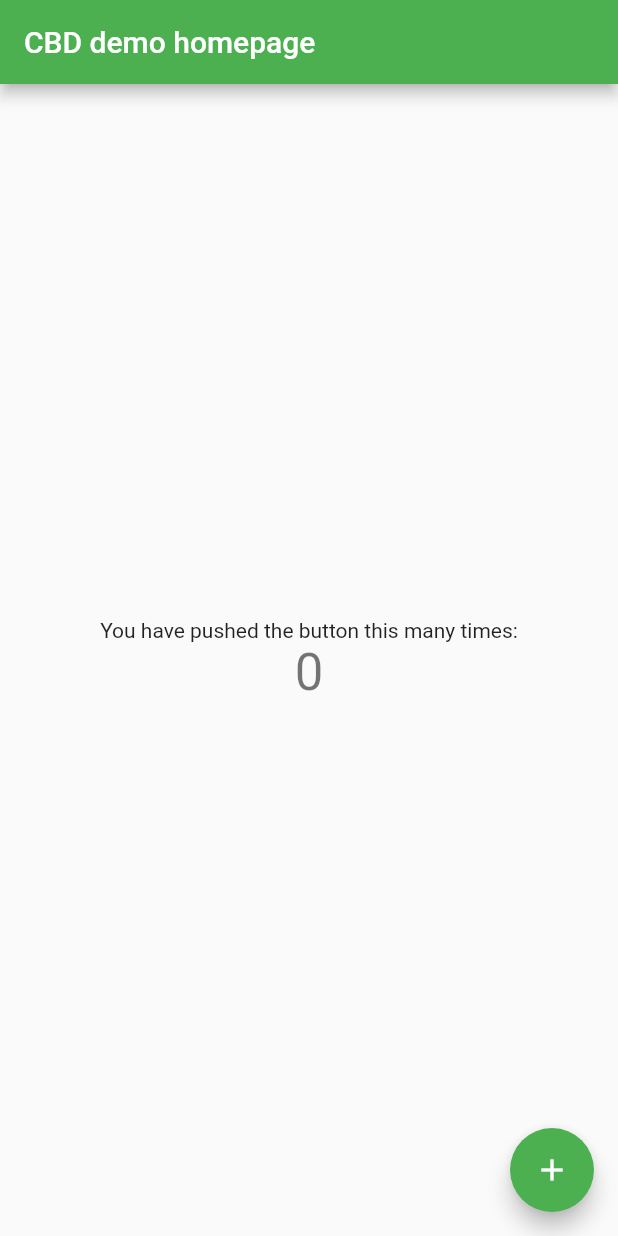
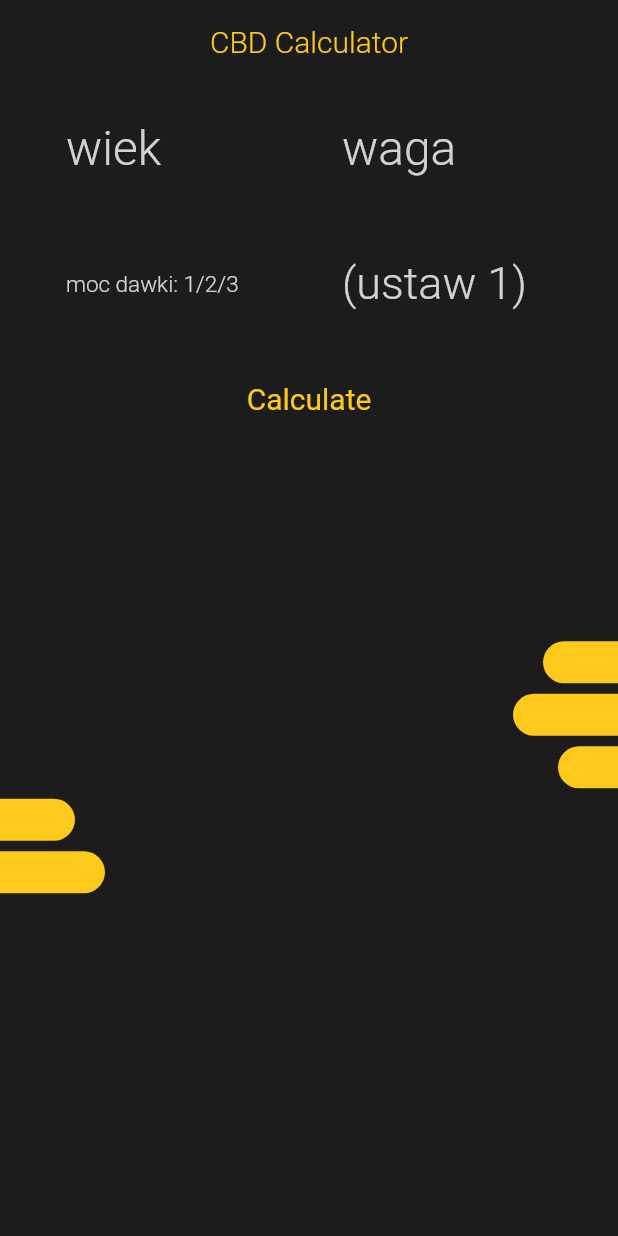
Before and after one commit to Gloxob/Emeraldo, a Flutter app: the screen it shows after launch, on a phone screen of 412 x 824 dp. Run offline on Flutter 3.47's test engine with Material 2 defaults, Android fonts, the phone set to English and light mode, and no system bars.

Commit message:
simple cbd calc

```diff
--- a/calculator/lib/main.dart
+++ b/calculator/lib/main.dart
@@ -1,115 +1,20 @@
 import 'package:flutter/material.dart';
 
-void main() {
-  runApp(const MyApp());
-}
+import './screens/home.dart';
+
+void main() => runApp(MyApp());
 
 class MyApp extends StatelessWidget {
-  const MyApp({Key? key}) : super(key: key);
-
-  // This widget is the root of your application.
   @override
   Widget build(BuildContext context) {
     return MaterialApp(
-      title: 'CBD Calculator',
+      title: 'Cbd Calculator',
+      debugShowCheckedModeBanner: false,
       theme: ThemeData(
-        // This is the theme of your application.
-        //
-        // Try running your application with "flutter run". You'll see the
-        // application has a blue toolbar. Then, without quitting the app, try
-        // changing the primarySwatch below to Colors.green and then invoke
-        // "hot reload" (press "r" in the console where you ran "flutter run",
-        // or simply save your changes to "hot reload" in a Flutter IDE).
-        // Notice that the counter didn't reset back to zero; the application
-        // is not restarted.
-        primarySwatch: Colors.green,
+        primaryColor: Color(0xff1c1c1c),
+        accentColor: Color(0xFFfcc91c),
       ),
-      home: const MyHomePage(title: 'CBD demo homepage'),
+      home: Home(),
     );
   }
 }
-
-class MyHomePage extends StatefulWidget {
-  const MyHomePage({Key? key, required this.title}) : super(key: key);
-
-  // This widget is the home page of your application. It is stateful, meaning
-  // that it has a State object (defined below) that contains fields that affect
-  // how it looks.
-
-  // This class is the configuration for the state. It holds the values (in this
-  // case the title) provided by the parent (in this case the App widget) and
-  // used by the build method of the State. Fields in a Widget subclass are
-  // always marked "final".
-
-  final String title;
-
-  @override
-  State<MyHomePage> createState() => _MyHomePageState();
-}
-
-class _MyHomePageState extends State<MyHomePage> {
-  int _counter = 0;
-
-  void _incrementCounter() {
-    setState(() {
-      // This call to setState tells the Flutter framework that something has
-      // changed in this State, which causes it to rerun the build method below
-      // so that the display can reflect the updated values. If we changed
-      // _counter without calling setState(), then the build method would not be
-      // called again, and so nothing would appear to happen.
-      _counter++;
-    });
-  }
-
-  @override
-  Widget build(BuildContext context) {
-    // This method is rerun every time setState is called, for instance as done
-    // by the _incrementCounter method above.
-    //
-    // The Flutter framework has been optimized to make rerunning build methods
-    // fast, so that you can just rebuild anything that needs updating rather
-    // than having to individually change instances of widgets.
-    return Scaffold(
-      appBar: AppBar(
-        // Here we take the value from the MyHomePage object that was created by
-        // the App.build method, and use it to set our app bar title.
-        title: Text(widget.title),
-      ),
-      body: Center(
-        // Center is a layout widget. It takes a single child and positions it
-        // in the middle of the parent.
-        child: Column(
-          // Column is also a layout widget. It takes a list of children and
-          // arranges them vertically. By default, it sizes itself to fit its
-          // children horizontally, and tries to be as tall as its parent.
-          //
-          // Invoke "debug painting" (press "p" in the console, choose the
-          // "Toggle Debug Paint" action from the Flutter Inspector in Android
-          // Studio, or the "Toggle Debug Paint" command in Visual Studio Code)
-          // to see the wire frame for each widget.
-          //
-          // Column has various properties to control how it sizes itself and
-          // how it positions its children. Here we use mainAxisAlignment to
-          // center the children vertically; the main axis here is the vertical
-          // axis because Columns are vertical (the cross axis would be
-          // horizontal).
-          mainAxisAlignment: MainAxisAlignment.center,
-          children: <Widget>[
-            const Text(
-              'You have pushed the button this many times:',
-            ),
-            Text(
-              '$_counter',
-              style: Theme.of(context).textTheme.headline4,
-            ),
-          ],
-        ),
-      ),
-      floatingActionButton: FloatingActionButton(
-        onPressed: _incrementCounter,
-        tooltip: 'Increment',
-        child: const Icon(Icons.add),
-      ), // This trailing comma makes auto-formatting nicer for build methods.
-    );
-  }
-}
--- /dev/null
+++ b/calculator/lib/screens/home.dart
@@ -0,0 +1,193 @@
+import 'package:flutter/material.dart';
+import 'dart:math';
+import '../widgets/leftBar.dart';
+import '../widgets/rightBar.dart';
+
+class Home extends StatefulWidget {
+  @override
+  _HomeState createState() => _HomeState();
+}
+
+class _HomeState extends State<Home> {
+  TextEditingController _height = TextEditingController();
+  TextEditingController _weight = TextEditingController();
+  TextEditingController _power = TextEditingController();
+  TextEditingController _issue = TextEditingController();
+  double cbdDose = 0;
+  String textResult = "";
+  @override
+  Widget build(BuildContext context) {
+    return Scaffold(
+      resizeToAvoidBottomInset: true,
+      appBar: AppBar(
+          backgroundColor: Theme.of(context).primaryColor,
+          elevation: 0,
+          centerTitle: true,
+          title: Text("CBD Calculator",
+              style: TextStyle(
+                fontWeight: FontWeight.w300,
+                fontSize: 20,
+                color: Theme.of(context).colorScheme.secondary,
+              ))),
+      body: Container(
+        color: Theme.of(context).primaryColor,
+        child: Column(
+          crossAxisAlignment: CrossAxisAlignment.center,
+          children: [
+            Row(
+              mainAxisAlignment: MainAxisAlignment.spaceEvenly,
+              children: [
+                Container(
+                  width: 140,
+                  child: TextField(
+                    controller: _height,
+                    style: TextStyle(
+                      fontSize: 32,
+                      fontWeight: FontWeight.w300,
+                      color: Theme.of(context).accentColor,
+                    ),
+                    keyboardType: TextInputType.number,
+                    decoration: InputDecoration(
+                        labelText: "wiek",
+                        border: InputBorder.none,
+                        labelStyle: TextStyle(
+                          color: Colors.white.withOpacity(0.8),
+                          fontSize: 32,
+                          fontWeight: FontWeight.w300,
+                        )),
+                  ),
+                ),
+                Container(
+                  width: 140,
+                  child: TextField(
+                    controller: _weight,
+                    style: TextStyle(
+                      fontSize: 32,
+                      fontWeight: FontWeight.w300,
+                      color: Theme.of(context).accentColor,
+                    ),
+                    keyboardType: TextInputType.number,
+                    decoration: InputDecoration(
+                        labelText: "waga",
+                        border: InputBorder.none,
+                        labelStyle: TextStyle(
+                          color: Colors.white.withOpacity(0.8),
+                          fontSize: 32,
+                          fontWeight: FontWeight.w300,
+                        )),
+                  ),
+                ),
+              ],
+            ),
+            Row(
+              mainAxisAlignment: MainAxisAlignment.spaceEvenly,
+              children: [
+                Container(
+                  width: 140,
+                  child: TextField(
+                    controller: _power,
+                    style: TextStyle(
+                      fontSize: 30,
+                      fontWeight: FontWeight.w300,
+                      color: Theme.of(context).accentColor,
+                    ),
+                    keyboardType: TextInputType.number,
+                    decoration: InputDecoration(
+                        labelText: "moc dawki: 1/2/3",
+                        border: InputBorder.none,
+                        labelStyle: TextStyle(
+                          color: Colors.white.withOpacity(0.8),
+                          fontSize: 15,
+                          fontWeight: FontWeight.w300,
+                        )),
+                  ),
+                ),
+                Container(
+                  width: 140,
+                  child: TextField(
+                    controller: _issue,
+                    style: TextStyle(
+                      fontSize: 32,
+                      fontWeight: FontWeight.w300,
+                      color: Theme.of(context).accentColor,
+                    ),
+                    keyboardType: TextInputType.number,
+                    decoration: InputDecoration(
+                        labelText: "(ustaw 1)",
+                        border: InputBorder.none,
+                        labelStyle: TextStyle(
+                          color: Colors.white.withOpacity(0.8),
+                          fontSize: 30,
+                          fontWeight: FontWeight.w300,
+                        )),
+                  ),
+                ),
+              ],
+            ),
+            SizedBox(height: 20),
+            GestureDetector(
+              onTap: () {
+                double _h = double.parse(_height.text);
+                double _w = double.parse(_weight.text);
+                double _p = double.parse(_power.text);
+                double _i = double.parse(_issue.text);
+                setState(() {
+                  cbdDose;
+                  if (_p == 1) {
+                    cbdDose = _w * (0.7) * 1;
+                    textResult = "mała dawka. ";
+                  } else if (_p == 2) {
+                    cbdDose = _w * (0.7) * 2.5;
+                    textResult = "średnia dawka.";
+                  } else {
+                    cbdDose = _w * (0.7) * 3.5;
+                    textResult = "duża dawka.";
+                  }
+                });
+              },
+              child: Container(
+                child: Text("Calculate",
+                    style: TextStyle(
+                      fontSize: 20,
+                      fontWeight: FontWeight.w400,
+                      color: Theme.of(context).accentColor,
+                    )),
+              ),
+            ),
+            SizedBox(height: 30),
+            Container(
+              height: 120,
+              child: Visibility(
+                visible: textResult.isNotEmpty,
+                child: Column(
+                  children: [
+                    Text(cbdDose.toStringAsFixed(2),
+                        style: TextStyle(
+                          fontSize: 45,
+                          color: Theme.of(context).accentColor,
+                        )),
+                    SizedBox(height: 15),
+                    Text(textResult,
+                        style: TextStyle(
+                          fontSize: 30,
+                          color: Theme.of(context).accentColor,
+                        )),
+                  ],
+                ),
+              ),
+            ),
+            RightBar(50),
+            SizedBox(height: 7),
+            RightBar(70),
+            SizedBox(height: 7),
+            RightBar(40),
+            SizedBox(height: 7),
+            LeftBar(50),
+            SizedBox(height: 7),
+            LeftBar(70),
+          ],
+        ),
+      ),
+    );
+  }
+}
--- /dev/null
+++ b/calculator/lib/widgets/leftBar.dart
@@ -0,0 +1,23 @@
+import 'package:flutter/material.dart';
+
+class LeftBar extends StatelessWidget {
+ final double widthBar;
+  LeftBar(this.widthBar);
+  @override
+  Widget build(BuildContext context) {
+    return Row(
+      mainAxisAlignment: MainAxisAlignment.start,
+      children: [
+        Container(
+            width: widthBar,
+            height: 28,
+            decoration: BoxDecoration(
+                color: Theme.of(context).accentColor,
+                borderRadius: BorderRadius.only(
+                    topRight: Radius.circular(20),
+                    bottomRight: Radius.circular(20),),
+                    ))
+      ],
+    );
+  }
+}
--- /dev/null
+++ b/calculator/lib/widgets/rightBar.dart
@@ -0,0 +1,23 @@
+import 'package:flutter/material.dart';
+
+class RightBar extends StatelessWidget {
+  final double widthBar;
+  RightBar(this.widthBar);
+  @override
+  Widget build(BuildContext context) {
+    return Row(
+      mainAxisAlignment: MainAxisAlignment.end,
+      children: [
+        Container(
+            width: widthBar,
+            height: 28,
+            decoration: BoxDecoration(
+                color: Theme.of(context).accentColor,
+                borderRadius: BorderRadius.only(
+                    topLeft: Radius.circular(20),
+                    bottomLeft: Radius.circular(20),),
+                    ))
+      ],
+    );
+  }
+}
```
